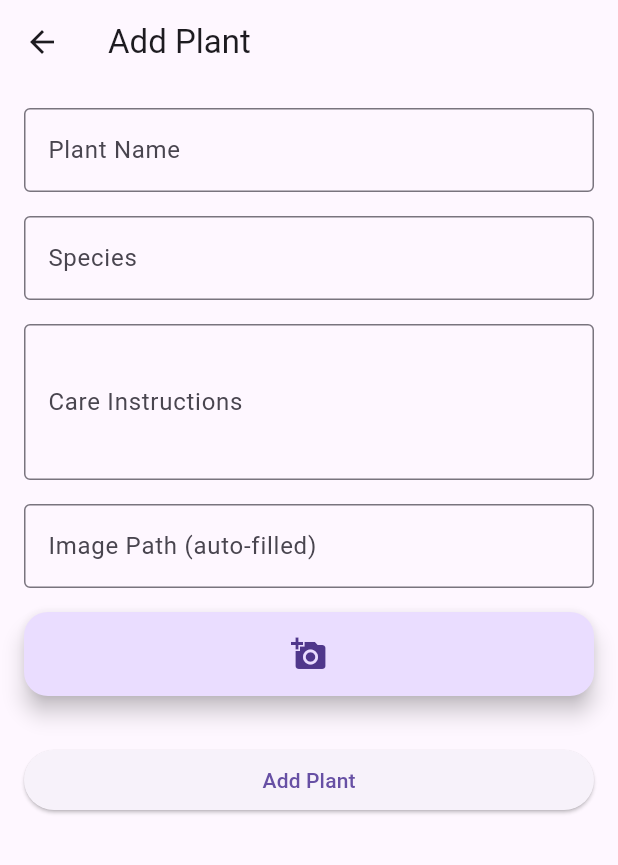
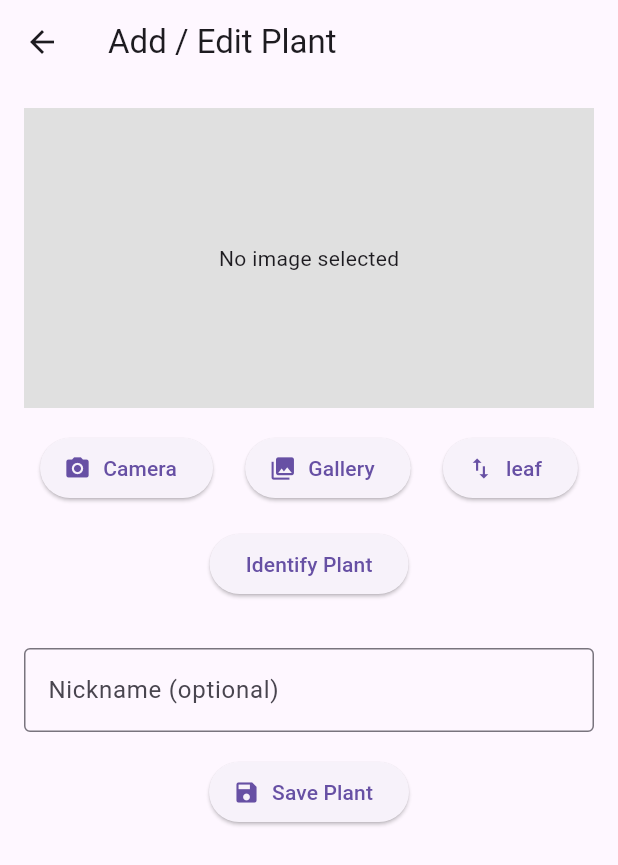
Before and after one commit to AT-Phillips/planty-palace, a Flutter app: the AddEditPlantScreen screen opened directly, on a phone screen of 412 x 824 dp. Shown: the top 865 px of the screen. Run offline on Flutter 3.47's test engine with Material 3 defaults, Android fonts, the light colour scheme and no system bars; our stand-ins replace image_picker, sqflite, sqflite_common_ffi; accounts and stored records are empty.

Commit message:
Additional camera support

```diff
--- a/lib/screens/add_edit_plant_screen.dart
+++ b/lib/screens/add_edit_plant_screen.dart
@@ -1,159 +1,157 @@
+import 'package:flutter/material.dart';
 import 'dart:io';
 
-import 'package:flutter/foundation.dart';
-import 'package:flutter/material.dart';
-import '../helpers/database_helper.dart';
-import '../models/plant.dart';
-import '../widgets/image_picker_button.dart';
+import '../services/plant_identifier_service.dart';
 
 class AddEditPlantScreen extends StatefulWidget {
-  final Plant? plant;
-
-  const AddEditPlantScreen({super.key, this.plant});
+  const AddEditPlantScreen({super.key});
 
   @override
   State<AddEditPlantScreen> createState() => _AddEditPlantScreenState();
 }
 
 class _AddEditPlantScreenState extends State<AddEditPlantScreen> {
-  final _formKey = GlobalKey<FormState>();
-  final DatabaseHelper _dbHelper = DatabaseHelper();
+  final PlantIdentifierService _identifierService = PlantIdentifierService();
+  bool isLoading = false;
+  List<String> suggestions = [];
+  String? selectedName;
+  final TextEditingController nicknameController = TextEditingController();
 
-  late TextEditingController _nameController;
-  late TextEditingController _speciesController;
-  late TextEditingController _careInstructionsController;
-  late TextEditingController _imagePathController;
-
-  @override
-  void initState() {
-    super.initState();
-
-    _nameController = TextEditingController(text: widget.plant?.name ?? '');
-    _speciesController = TextEditingController(text: widget.plant?.species ?? '');
-    _careInstructionsController = TextEditingController(text: widget.plant?.careInstructions ?? '');
-    _imagePathController = TextEditingController(text: widget.plant?.imagePath ?? '');
+  Future<void> _handleCamera() async {
+    await _identifierService.pickImageFromCamera();
+    setState(() {});
   }
 
-  @override
-  void dispose() {
-    _nameController.dispose();
-    _speciesController.dispose();
-    _careInstructionsController.dispose();
-    _imagePathController.dispose();
-    super.dispose();
+  Future<void> _handleGallery() async {
+    await _identifierService.pickImageFromGallery();
+    setState(() {});
   }
 
-  Future<void> _savePlant() async {
-    if (!_formKey.currentState!.validate()) return;
+  void _toggleOrgan() {
+    setState(() {
+      _identifierService.toggleOrgan();
+    });
+  }
 
-    final newPlant = Plant(
-      id: widget.plant?.id,
-      name: _nameController.text.trim(),
-      species: _speciesController.text.trim(),
-      careInstructions: _careInstructionsController.text.trim(),
-      imagePath: _imagePathController.text.trim(),
-    );
+  Future<void> _identifyPlant() async {
+    setState(() {
+      isLoading = true;
+      selectedName = null;
+      suggestions = [];
+    });
 
     try {
-      if (widget.plant == null) {
-        await _dbHelper.insertPlant(newPlant);
-        if (kDebugMode) print('Plant added: ${newPlant.name}');
-      } else {
-        await _dbHelper.updatePlant(newPlant);
-        if (kDebugMode) print('Plant updated: ${newPlant.name}');
-      }
-
-      if (!mounted) return;
-      Navigator.pop(context, true);
+      suggestions = await _identifierService.identifyPlant();
     } catch (e) {
-      if (kDebugMode) print('Error saving plant: $e');
-      if (!mounted) return;
       ScaffoldMessenger.of(context).showSnackBar(
-        const SnackBar(content: Text('Error saving plant')),
+        SnackBar(content: Text('Error: ${e.toString()}')),
       );
+    } finally {
+      setState(() => isLoading = false);
     }
   }
 
-  void _onImagePicked(File image) {
-    _imagePathController.text = image.path;
-    setState(() {});
+  void _savePlant() {
+    if (selectedName == null || _identifierService.imageFile == null) {
+      ScaffoldMessenger.of(context).showSnackBar(
+        const SnackBar(content: Text('Please select a plant and image')),
+      );
+      return;
     }
 
-  Widget _buildImagePreview() {
-    final imagePath = _imagePathController.text;
-    if (imagePath.isEmpty) return const SizedBox.shrink();
+    final nickname = nicknameController.text.trim();
+    final path = _identifierService.imageFile!.path;
 
-    return Padding(
-      padding: const EdgeInsets.only(top: 12.0),
-      child: Image.file(
-        File(imagePath),
-        height: 160,
-        width: double.infinity,
-        fit: BoxFit.cover,
-      ),
+    // Example: Replace with real database save later
+    debugPrint('Saving plant:');
+    debugPrint('Scientific Name: $selectedName');
+    debugPrint('Nickname: $nickname');
+    debugPrint('Image Path: $path');
+
+    ScaffoldMessenger.of(context).showSnackBar(
+      const SnackBar(content: Text('Plant saved (mocked)!')),
     );
   }
 
   @override
   Widget build(BuildContext context) {
-    final isEditing = widget.plant != null;
+    final file = _identifierService.imageFile;
 
     return Scaffold(
-      appBar: AppBar(
-        title: Text(isEditing ? 'Edit Plant' : 'Add Plant'),
-      ),
-      body: Padding(
+      appBar: AppBar(title: const Text('Add / Edit Plant')),
+      body: SingleChildScrollView(
         padding: const EdgeInsets.all(16),
-        child: Form(
-          key: _formKey,
-          child: ListView(
+        child: Column(
           children: [
-              TextFormField(
-                controller: _nameController,
-                decoration: const InputDecoration(
-                  labelText: 'Plant Name',
-                  border: OutlineInputBorder(),
-                ),
-                validator: (value) =>
-                    value == null || value.trim().isEmpty ? 'Please enter a plant name' : null,
+            if (file != null)
+              Image.file(file, height: 200)
+            else
+              Container(
+                height: 200,
+                color: Colors.grey[300],
+                child: const Center(child: Text('No image selected')),
               ),
             const SizedBox(height: 16),
-              TextFormField(
-                controller: _speciesController,
+            Row(
+              mainAxisAlignment: MainAxisAlignment.spaceAround,
+              children: [
+                ElevatedButton.icon(
+                  icon: const Icon(Icons.camera_alt),
+                  label: const Text('Camera'),
+                  onPressed: _handleCamera,
+                ),
+                ElevatedButton.icon(
+                  icon: const Icon(Icons.photo_library),
+                  label: const Text('Gallery'),
+                  onPressed: _handleGallery,
+                ),
+                ElevatedButton.icon(
+                  icon: const Icon(Icons.swap_vert),
+                  label: Text(_identifierService.organ),
+                  onPressed: _toggleOrgan,
+                ),
+              ],
+            ),
+            const SizedBox(height: 16),
+            ElevatedButton(
+              onPressed: _identifyPlant,
+              child: isLoading
+                  ? const CircularProgressIndicator()
+                  : const Text('Identify Plant'),
+            ),
+            const SizedBox(height: 16),
+            if (suggestions.isNotEmpty)
+              Column(
+                crossAxisAlignment: CrossAxisAlignment.start,
+                children: [
+                  const Text('Select a species:', style: TextStyle(fontWeight: FontWeight.bold)),
+                  ...suggestions.map((name) => RadioListTile(
+                        title: Text(name),
+                        value: name,
+                        groupValue: selectedName,
+                        onChanged: (value) {
+                          setState(() {
+                            selectedName = value.toString();
+                          });
+                        },
+                      )),
+                ],
+              ),
+            const SizedBox(height: 16),
+            TextField(
+              controller: nicknameController,
               decoration: const InputDecoration(
-                  labelText: 'Species',
+                labelText: 'Nickname (optional)',
                 border: OutlineInputBorder(),
               ),
             ),
             const SizedBox(height: 16),
-              TextFormField(
-                controller: _careInstructionsController,
-                maxLines: 3,
-                decoration: const InputDecoration(
-                  labelText: 'Care Instructions',
-                  border: OutlineInputBorder(),
-                ),
-              ),
-              const SizedBox(height: 16),
-              TextFormField(
-                controller: _imagePathController,
-                readOnly: true,
-                decoration: const InputDecoration(
-                  labelText: 'Image Path (auto-filled)',
-                  border: OutlineInputBorder(),
-                  hintText: 'Path to the selected image',
-                ),
-              ),
-              const SizedBox(height: 16),
-              ImagePickerButton(onImagePicked: _onImagePicked),
-              _buildImagePreview(),
-              const SizedBox(height: 32),
-              ElevatedButton(
+            ElevatedButton.icon(
               onPressed: _savePlant,
-                child: Text(isEditing ? 'Save Changes' : 'Add Plant'),
+              icon: const Icon(Icons.save),
+              label: const Text('Save Plant'),
             ),
           ],
-          ),
         ),
       ),
     );
--- /dev/null
+++ b/lib/services/plant_identifier_service.dart
@@ -0,0 +1,52 @@
+import 'dart:convert';
+import 'dart:io';
+import 'package:flutter/material.dart';
+import 'package:image_picker/image_picker.dart';
+import 'package:http/http.dart' as http;
+
+class PlantIdentifierService {
+  final ImagePicker _picker = ImagePicker();
+
+  File? imageFile;
+  String organ = 'leaf'; // default
+
+  Future<void> pickImageFromCamera() async {
+    final pickedFile = await _picker.pickImage(source: ImageSource.camera);
+    if (pickedFile != null) {
+      imageFile = File(pickedFile.path);
+    }
+  }
+
+  Future<void> pickImageFromGallery() async {
+    final pickedFile = await _picker.pickImage(source: ImageSource.gallery);
+    if (pickedFile != null) {
+      imageFile = File(pickedFile.path);
+    }
+  }
+
+  void toggleOrgan() {
+    organ = (organ == 'leaf') ? 'flower' : 'leaf';
+  }
+
+  Future<List<String>> identifyPlant() async {
+    if (imageFile == null) return [];
+
+    final uri = Uri.parse('https://my-api.plantnet.org/v2/identify/all?api-key=YOUR_API_KEY');
+    final request = http.MultipartRequest('POST', uri)
+      ..fields['organs'] = organ
+      ..files.add(await http.MultipartFile.fromPath('images', imageFile!.path));
+
+    final response = await request.send();
+    final responseBody = await response.stream.bytesToString();
+
+    if (response.statusCode == 200) {
+      final data = json.decode(responseBody);
+      final results = data['results'] as List;
+      return results
+          .map((r) => r['species']['scientificNameWithoutAuthor'].toString())
+          .toList();
+    } else {
+      throw Exception('Failed to identify plant');
+    }
+  }
+}
--- a/pubspec.yaml
+++ b/pubspec.yaml
@@ -35,8 +35,8 @@ dependencies:
   sqflite_common_ffi: ^2.3.0
   path_provider: ^2.1.2
   path: ^1.8.0
-  http: ^0.13.6
-  image_picker: ^0.8.7+5
+  image_picker: ^1.0.7
+  http: ^1.2.1
   mime: ^1.0.2
   flutter_spinkit: ^5.1.0 # optional for loading spinner
   flutter_image_compress: ^1.1.0
```
Also changed, not shown: 2 other files. Lines whose indentation alone changed are shown as unchanged.
